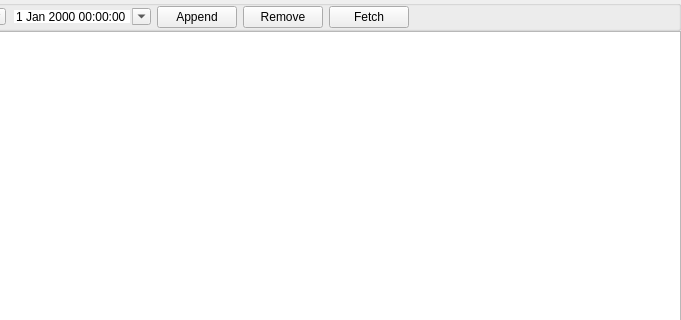
First picture: the form in billing/settlement/settlementwidget.ui, repository ytxerp/ytx-client, before the edit; both pictures show x 136 to 817 and y 0 to 320 of the 817 by 583 pixel window.
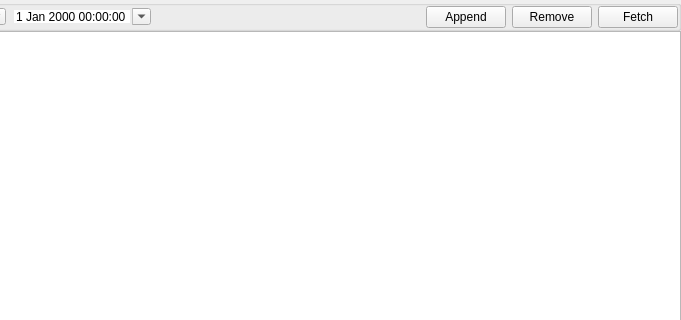
Second picture: the form after the edit. Custom widgets are drawn as their Qt base class.

```diff
--- a/billing/settlement/settlementwidget.ui
+++ b/billing/settlement/settlementwidget.ui
@@ -76,27 +76,6 @@
         </property>
        </widget>
       </item>
-      <item>
-       <widget class="QPushButton" name="pBtnAppend">
-        <property name="text">
-         <string>Append</string>
-        </property>
-       </widget>
-      </item>
-      <item>
-       <widget class="QPushButton" name="pBtnRemove">
-        <property name="text">
-         <string>Remove</string>
-        </property>
-       </widget>
-      </item>
-      <item>
-       <widget class="QPushButton" name="pBtnFetch">
-        <property name="text">
-         <string>Fetch</string>
-        </property>
-       </widget>
-      </item>
       <item>
        <spacer name="horizontalSpacer">
         <property name="orientation">
@@ -110,6 +89,27 @@
         </property>
        </spacer>
       </item>
+      <item>
+       <widget class="QPushButton" name="pBtnAppend">
+        <property name="text">
+         <string>Append</string>
+        </property>
+       </widget>
+      </item>
+      <item>
+       <widget class="QPushButton" name="pBtnRemove">
+        <property name="text">
+         <string>Remove</string>
+        </property>
+       </widget>
+      </item>
+      <item>
+       <widget class="QPushButton" name="pBtnFetch">
+        <property name="text">
+         <string>Fetch</string>
+        </property>
+       </widget>
+      </item>
      </layout>
     </widget>
    </item>
```
